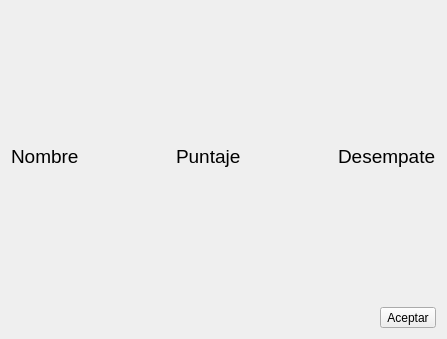
Above: panel_estadisticas.ui from kevteg/blackjack before the change. Below: the same form after it.
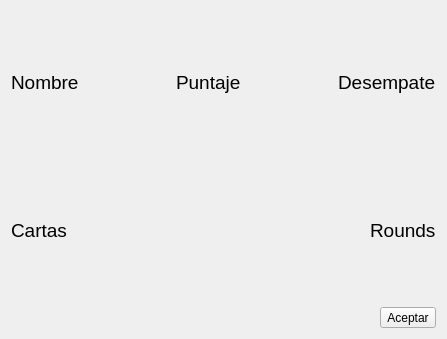
That is the form after the change.

Diff of the .ui file:
```diff
--- a/panel_estadisticas.ui
+++ b/panel_estadisticas.ui
@@ -89,7 +89,47 @@
       <layout class="QVBoxLayout" name="players_layout"/>
      </item>
      <item>
-      <layout class="QHBoxLayout" name="more_layout"/>
+      <layout class="QHBoxLayout" name="more_layout">
+       <item>
+        <widget class="QLabel" name="cartas">
+         <property name="font">
+          <font>
+           <family>Ubuntu</family>
+           <pointsize>14</pointsize>
+          </font>
+         </property>
+         <property name="text">
+          <string>Cartas</string>
+         </property>
+        </widget>
+       </item>
+       <item>
+        <spacer name="horizontalSpacer_4">
+         <property name="orientation">
+          <enum>Qt::Horizontal</enum>
+         </property>
+         <property name="sizeHint" stdset="0">
+          <size>
+           <width>40</width>
+           <height>20</height>
+          </size>
+         </property>
+        </spacer>
+       </item>
+       <item>
+        <widget class="QLabel" name="rounds">
+         <property name="font">
+          <font>
+           <family>Ubuntu</family>
+           <pointsize>14</pointsize>
+          </font>
+         </property>
+         <property name="text">
+          <string>Rounds</string>
+         </property>
+        </widget>
+       </item>
+      </layout>
      </item>
      <item>
       <layout class="QHBoxLayout" name="horizontalLayout_2">
```
